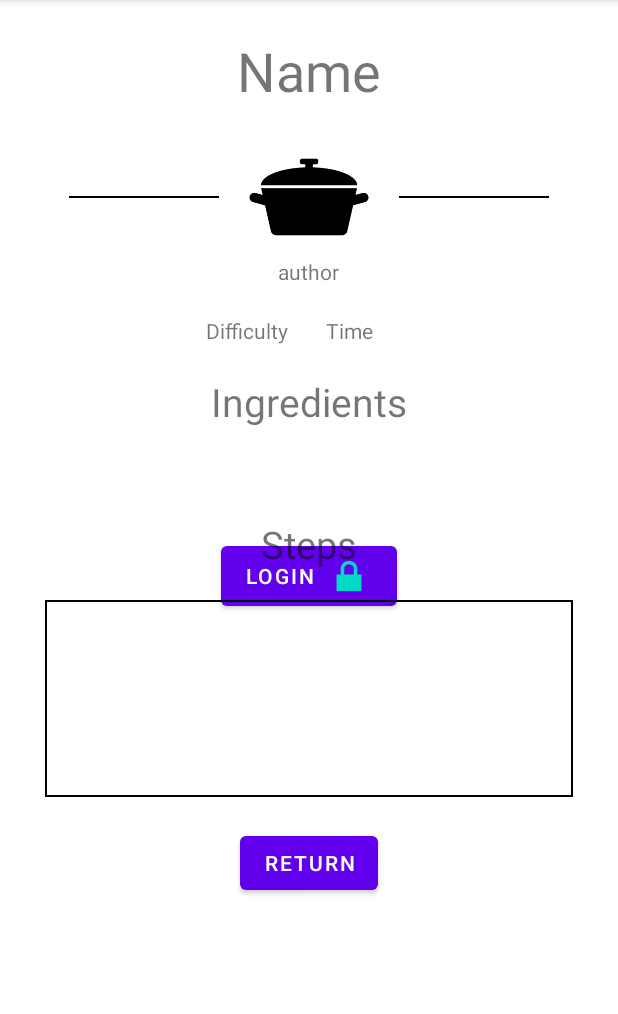
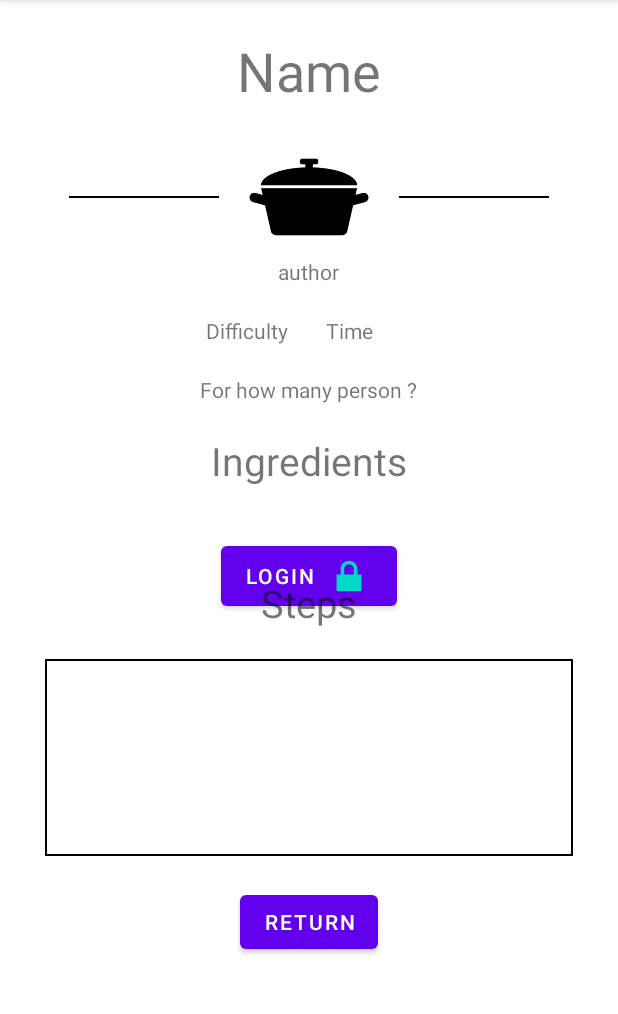
Before and after one commit to UgoPerniceni/Cocotton-front-mobile, an Android app: the RecipeFragment screen opened through its navigation route, on a phone screen of 412 x 824 dp, the part 89-1103 px from its top. Run offline under Robolectric (Android 15) with nearby library versions, the phone set to English and light mode, and no system bars; our stand-ins replace Firebase (no records; nobody signed in at launch, a user with empty details on screens opened directly); 5 statements that could not run were skipped.

Commit message:
fix typos, .. :rocket:

```diff
--- a/app/src/main/java/fr/esgi/cocotton/RecipeFragment.kt
+++ b/app/src/main/java/fr/esgi/cocotton/RecipeFragment.kt
@@ -33,6 +33,8 @@ class RecipeFragment : Fragment(), View.OnClickListener {
     private var textViewTimeRequired: TextView? = null
     private var textViewSteps: TextView? = null
 
+    private var textViewPersons: TextView? = null
+
     override fun onCreateView(
         inflater: LayoutInflater, container: ViewGroup?,
         savedInstanceState: Bundle?
@@ -52,6 +54,7 @@ class RecipeFragment : Fragment(), View.OnClickListener {
         textViewAuthor = view.findViewById(R.id.recipe_text_view_author)
         textViewDifficulty = view.findViewById(R.id.recipe_text_view_difficulty)
         textViewTimeRequired = view.findViewById(R.id.recipe_text_view_time_required)
+        textViewPersons = view.findViewById(R.id.recipe_text_view_for_persons)
 
         textViewSteps = view.findViewById(R.id.recipe_edit_text_steps)
 
@@ -95,6 +98,13 @@ class RecipeFragment : Fragment(), View.OnClickListener {
             }
         }
 
+        textViewPersons?.apply {
+            val person: Long? = arguments?.getLong("person")
+            person?.let {
+                this.text = resources.getQuantityString(R.plurals.for_persons, it.toInt(), it.toString())
+            }
+        }
+
         textViewSteps?.apply {
             val steps: String? = arguments?.getString("steps")?.replace("\\n", "\n")
             this.text = steps
@@ -115,7 +125,7 @@ class RecipeFragment : Fragment(), View.OnClickListener {
         return "0m"
     }
 
-    override fun onClick(v: View?) {
+    override fun onClick(view: View?) {
         when(view?.id) {
             R.id.recipe_button_return -> {
                 findNavController().navigate(R.id.action_RecipeFragment_to_HomeFragment)
--- a/app/src/main/java/fr/esgi/cocotton/adapter/RecipeAdapter.kt
+++ b/app/src/main/java/fr/esgi/cocotton/adapter/RecipeAdapter.kt
@@ -33,6 +33,7 @@ class RecipeAdapter(private val recipes: List<Recipe>) : RecyclerView.Adapter<Re
                     "difficulty" to "Difficulty : ${recipe.difficulty}",
                     "timeRequired" to recipe.time,
                     "ingredients" to recipe.ingredients,
+                    "person" to recipe.forPerson,
                     "steps" to recipe.steps
             )
 
--- a/app/src/main/res/layout/fragment_recipe.xml
+++ b/app/src/main/res/layout/fragment_recipe.xml
@@ -85,6 +85,13 @@
         </LinearLayout>
 
         <TextView
+            android:id="@+id/recipe_text_view_for_persons"
+            android:layout_width="wrap_content"
+            android:layout_height="wrap_content"
+            android:text="@string/for_how_many_person"
+            android:layout_marginBottom="20dp"/>
+
+        <TextView
             android:textSize="26sp"
             android:layout_width="wrap_content"
             android:layout_height="wrap_content"
--- a/app/src/main/res/values/strings.xml
+++ b/app/src/main/res/values/strings.xml
@@ -44,6 +44,11 @@
         <item quantity="other">minutes</item>
     </plurals>
 
+    <plurals name="for_persons">
+        <item quantity="one">This recipe is for %0$s person.</item>
+        <item quantity="other">This recipe is for %0$s persons.</item>
+    </plurals>
+
     <!-- Arrays translations -->
     <string name="easy">Easy</string>
     <string name="medium">Medium</string>
```
Also changed, not shown: 2 other files.
